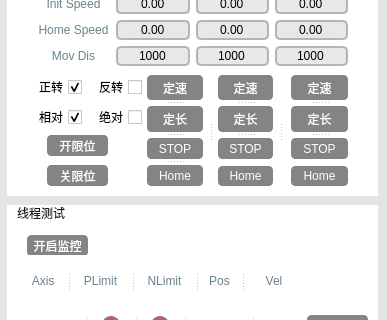
First picture: the form in mainwindow.ui, repository JustanHu/WLI_Test, before the edit; both pictures show x 0 to 387 and y 228 to 548 of the 387 by 700 pixel window.
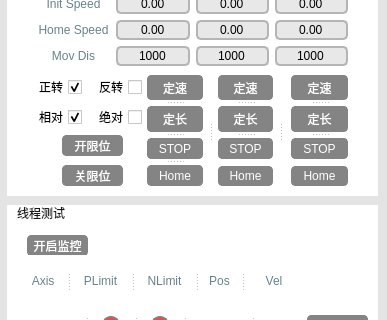
Second picture: the form after the edit. Icons and pictures are not drawn.

```diff
--- a/mainwindow.ui
+++ b/mainwindow.ui
@@ -2211,7 +2211,7 @@
       <widget class="QPushButton" name="btn_motorTest_OpenLimit">
        <property name="geometry">
         <rect>
-         <x>40</x>
+         <x>55</x>
          <y>230</y>
          <width>61</width>
          <height>21</height>
@@ -2243,7 +2243,7 @@
       <widget class="QPushButton" name="btn_motorTest_CloseLimit">
        <property name="geometry">
         <rect>
-         <x>40</x>
+         <x>55</x>
          <y>260</y>
          <width>61</width>
          <height>21</height>
```
Left out of the diff: 3 changed lines with no effect on the pictures.
